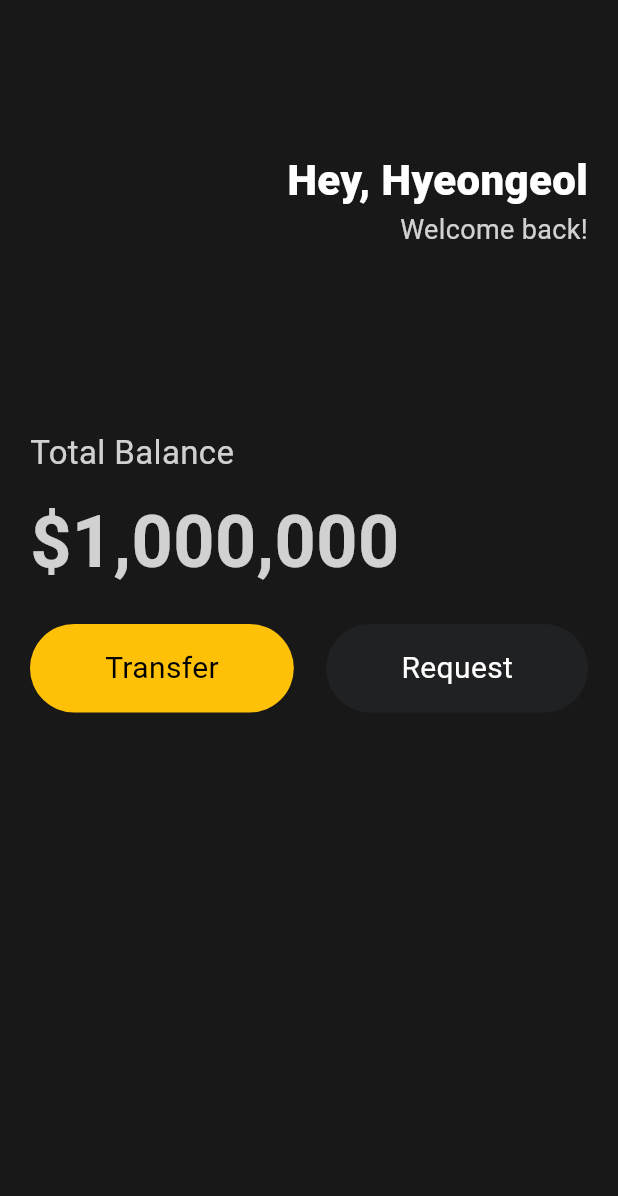
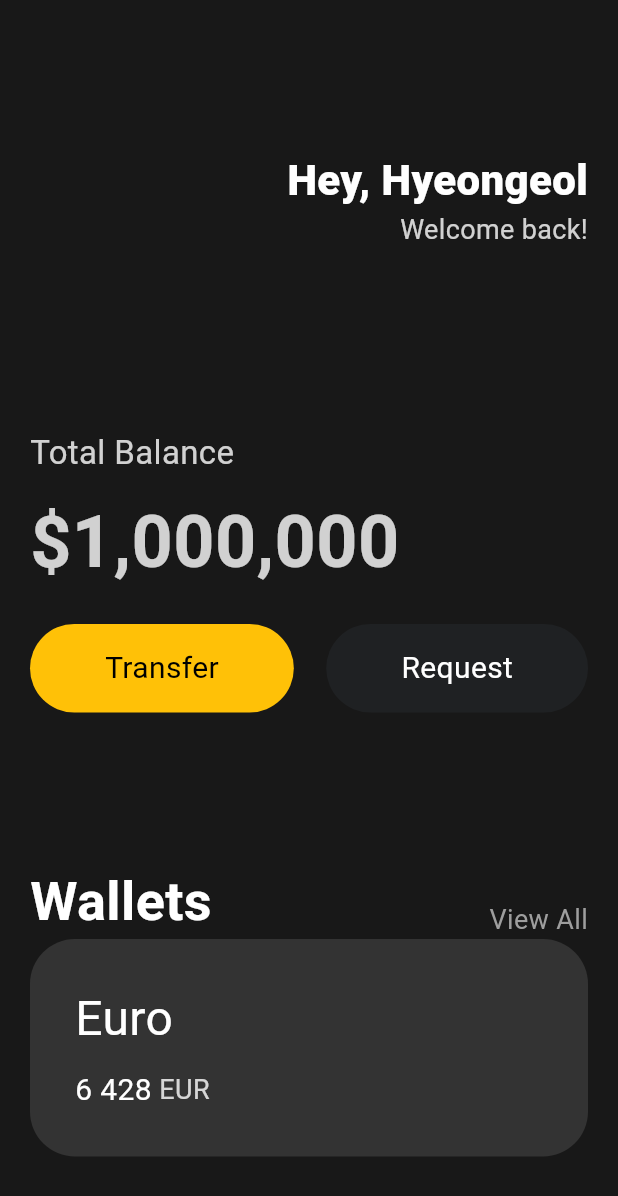
Before and after one commit to hyeongirlife/Flut, a Flutter app: the screen it shows after launch, on a phone screen of 412 x 824 dp. Shown: the top 1196 px of the screen. Run offline on Flutter 3.47's test engine with Material 3 defaults, Android fonts, the phone set to English and light mode, and no system bars.

Commit message:
feat: card container 제작

```diff
--- a/lib/main.dart
+++ b/lib/main.dart
@@ -81,6 +81,66 @@ class App extends StatelessWidget {
                             textColor: Colors.white,
                           )
                         ]),
+                    const SizedBox(height: 100),
+                    const Row(
+                      // mainAxisAlignment: MainAxisAlignment.spaceBetween,
+                      crossAxisAlignment: CrossAxisAlignment.end,
+                      mainAxisAlignment: MainAxisAlignment.spaceBetween,
+                      children: [
+                        Text("Wallets",
+                            style: TextStyle(
+                              color: Colors.white,
+                              fontSize: 36,
+                              fontWeight: FontWeight.w600,
+                            )),
+                        Text("View All",
+                            style: TextStyle(
+                              color: Colors.grey,
+                              fontSize: 18,
+                            ))
+                      ],
+                    ),
+                    Container(
+                      decoration: BoxDecoration(
+                        color: Colors.grey.withOpacity(0.2),
+                        borderRadius: BorderRadius.circular(30),
+                      ),
+                      // !! command + . => 전구
+                      child: const Padding(
+                        padding: EdgeInsets.all(30),
+                        child: Row(
+                          children: [
+                            Column(
+                              crossAxisAlignment: CrossAxisAlignment.start,
+                              children: [
+                                Text("Euro",
+                                    style: TextStyle(
+                                      color: Colors.white,
+                                      fontSize: 32,
+                                    )),
+                                SizedBox(height: 10),
+                                Row(
+                                  children: [
+                                    Text("6 428",
+                                        style: TextStyle(
+                                          color: Colors.white,
+                                          fontSize: 20,
+                                        )),
+                                    SizedBox(width: 5),
+                                    Text("EUR",
+                                        style: TextStyle(
+                                          color: Color.fromRGBO(
+                                              255, 255, 255, 0.8),
+                                          fontSize: 18,
+                                        ))
+                                  ],
+                                ),
+                              ],
+                            ),
+                          ],
+                        ),
+                      ),
+                    ),
                   ]))),
     );
   }
```
